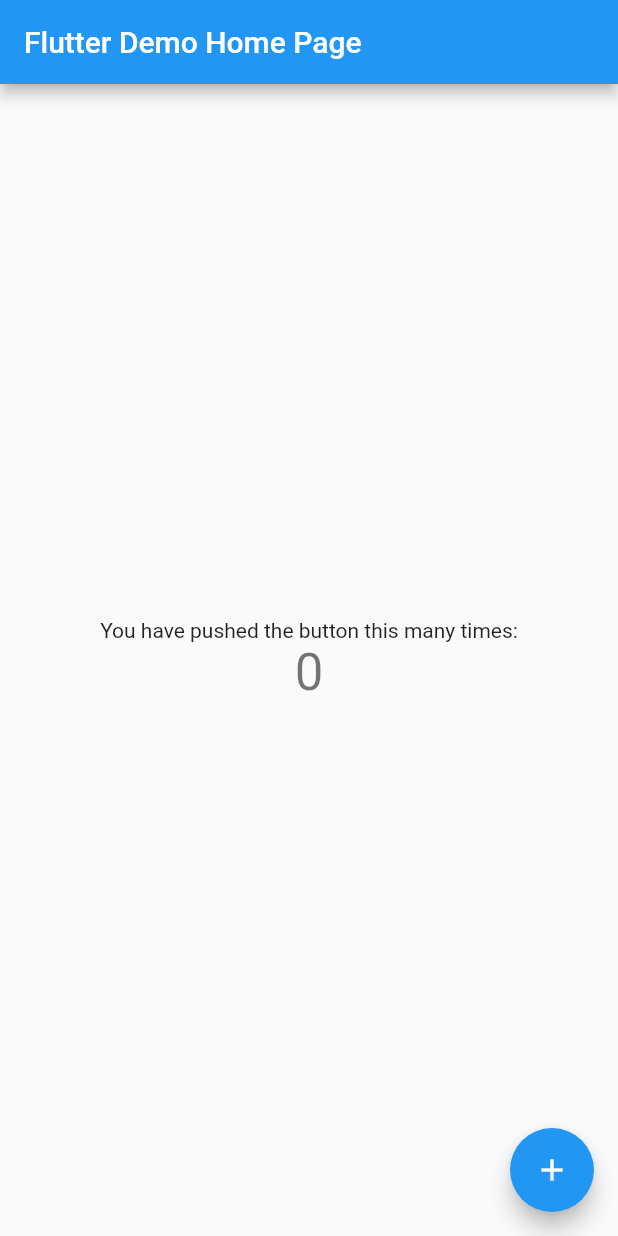
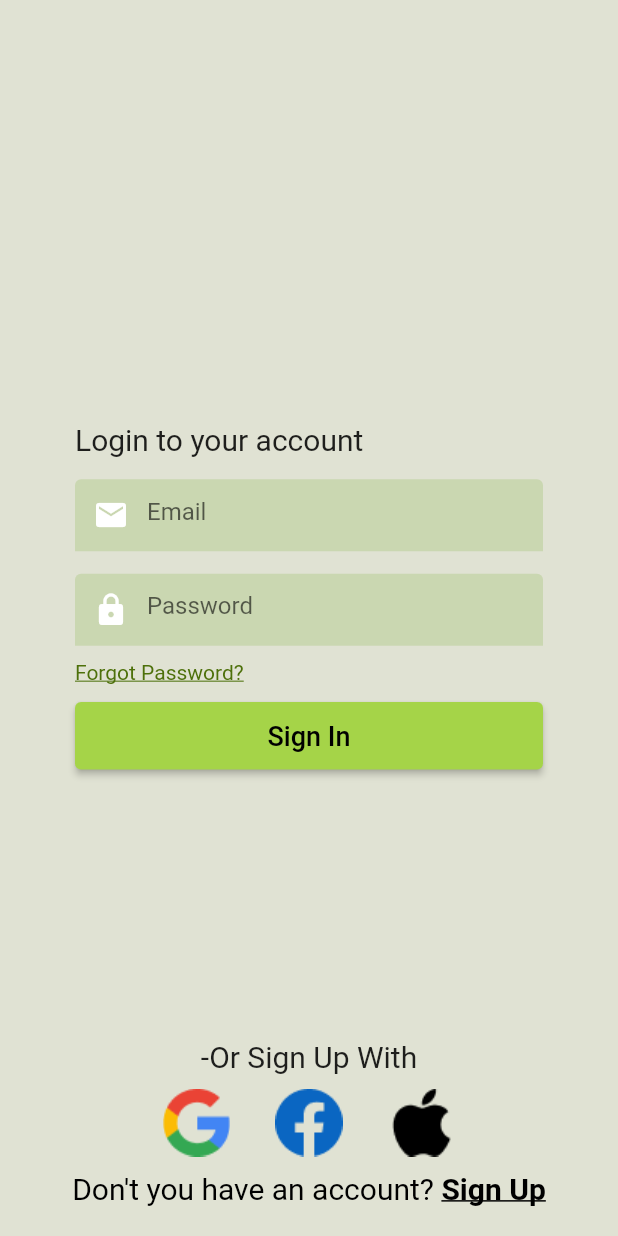
Before and after one commit to kodadasiofficial/Watch_Out, a Flutter app: the screen it shows after launch, on a phone screen of 412 x 824 dp. Run offline on Flutter 3.47's test engine with Material 2 defaults, Android fonts, the phone set to English and light mode, and no system bars.

Commit message:
login and signup pages frontend

```diff
--- /dev/null
+++ b/lib/constants/fonts.dart
@@ -0,0 +1,5 @@
+class Font {
+  static double loginFontSize = 20;
+  static double signUpFontSize = 32;
+  static double createAccountFontSize = 14;
+}
--- /dev/null
+++ b/lib/constants/palette.dart
@@ -0,0 +1,8 @@
+import 'package:flutter/material.dart';
+
+class Palette {
+  static Color primaryColor = const Color(0xffE0E2D3);
+  static Color lightGreen = const Color(0xffCAD7B1);
+  static Color darkGreen = const Color(0xff4D700A);
+  static Color buttonGreen = const Color(0xffA5D448);
+}
--- a/lib/main.dart
+++ b/lib/main.dart
@@ -1,115 +1,35 @@
 import 'package:flutter/material.dart';
+import 'package:flutter/services.dart';
+import 'package:watch_out/ui/pages/authentication/login.dart';
+import 'package:watch_out/ui/pages/authentication/signup.dart';
+import 'constants/palette.dart';
+import 'package:flutter/services.dart';
 
 void main() {
-  runApp(const MyApp());
+  runApp(const WatchOut());
 }
 
-class MyApp extends StatelessWidget {
-  const MyApp({super.key});
+class WatchOut extends StatelessWidget {
+  const WatchOut({super.key});
 
-  // This widget is the root of your application.
   @override
   Widget build(BuildContext context) {
+    SystemChrome.setSystemUIOverlayStyle(
+      const SystemUiOverlayStyle(
+          statusBarColor: Colors.transparent,
+          statusBarIconBrightness: Brightness.dark),
+    );
     return MaterialApp(
-      title: 'Flutter Demo',
+      title: "Watch Out",
+      debugShowCheckedModeBanner: false,
       theme: ThemeData(
-        // This is the theme of your application.
-        //
-        // Try running your application with "flutter run". You'll see the
-        // application has a blue toolbar. Then, without quitting the app, try
-        // changing the primarySwatch below to Colors.green and then invoke
-        // "hot reload" (press "r" in the console where you ran "flutter run",
-        // or simply save your changes to "hot reload" in a Flutter IDE).
-        // Notice that the counter didn't reset back to zero; the application
-        // is not restarted.
-        primarySwatch: Colors.blue,
+        primaryColor: Palette.primaryColor,
       ),
-      home: const MyHomePage(title: 'Flutter Demo Home Page'),
+      initialRoute: "/",
+      routes: {
+        "/": (context) => const LoginPage(),
+        "/signUp": (context) => const SignUpPage(),
+      },
     );
   }
 }
-
-class MyHomePage extends StatefulWidget {
-  const MyHomePage({super.key, required this.title});
-
-  // This widget is the home page of your application. It is stateful, meaning
-  // that it has a State object (defined below) that contains fields that affect
-  // how it looks.
-
-  // This class is the configuration for the state. It holds the values (in this
-  // case the title) provided by the parent (in this case the App widget) and
-  // used by the build method of the State. Fields in a Widget subclass are
-  // always marked "final".
-
-  final String title;
-
-  @override
-  State<MyHomePage> createState() => _MyHomePageState();
-}
-
-class _MyHomePageState extends State<MyHomePage> {
-  int _counter = 0;
-
-  void _incrementCounter() {
-    setState(() {
-      // This call to setState tells the Flutter framework that something has
-      // changed in this State, which causes it to rerun the build method below
-      // so that the display can reflect the updated values. If we changed
-      // _counter without calling setState(), then the build method would not be
-      // called again, and so nothing would appear to happen.
-      _counter++;
-    });
-  }
-
-  @override
-  Widget build(BuildContext context) {
-    // This method is rerun every time setState is called, for instance as done
-    // by the _incrementCounter method above.
-    //
-    // The Flutter framework has been optimized to make rerunning build methods
-    // fast, so that you can just rebuild anything that needs updating rather
-    // than having to individually change instances of widgets.
-    return Scaffold(
-      appBar: AppBar(
-        // Here we take the value from the MyHomePage object that was created by
-        // the App.build method, and use it to set our appbar title.
-        title: Text(widget.title),
-      ),
-      body: Center(
-        // Center is a layout widget. It takes a single child and positions it
-        // in the middle of the parent.
-        child: Column(
-          // Column is also a layout widget. It takes a list of children and
-          // arranges them vertically. By default, it sizes itself to fit its
-          // children horizontally, and tries to be as tall as its parent.
-          //
-          // Invoke "debug painting" (press "p" in the console, choose the
-          // "Toggle Debug Paint" action from the Flutter Inspector in Android
-          // Studio, or the "Toggle Debug Paint" command in Visual Studio Code)
-          // to see the wireframe for each widget.
-          //
-          // Column has various properties to control how it sizes itself and
-          // how it positions its children. Here we use mainAxisAlignment to
-          // center the children vertically; the main axis here is the vertical
-          // axis because Columns are vertical (the cross axis would be
-          // horizontal).
-          mainAxisAlignment: MainAxisAlignment.center,
-          children: <Widget>[
-            const Text(
-              'You have pushed the button this many times:',
-            ),
-            Text(
-              '$_counter',
-              style: Theme.of(context).textTheme.headlineMedium,
-            ),
-          ],
-        ),
-      ),
-      floatingActionButton: FloatingActionButton(
-        onPressed: _incrementCounter,
-        tooltip: 'Increment',
-        child: const Icon(Icons.add),
-      ), // This trailing comma makes auto-formatting nicer for build methods.
-    );
-  }
-}
--- /dev/null
+++ b/lib/ui/pages/authentication/login.dart
@@ -0,0 +1,110 @@
+import 'package:flutter/gestures.dart';
+import 'package:flutter/material.dart';
+import 'package:watch_out/constants/palette.dart';
+import 'package:watch_out/ui/widgets/custom_button.dart';
+import 'package:watch_out/ui/widgets/custom_text_field.dart';
+import 'package:watch_out/constants/fonts.dart';
+import 'package:watch_out/ui/widgets/social_media.dart';
+
+class LoginPage extends StatefulWidget {
+  const LoginPage({super.key});
+
+  @override
+  State<LoginPage> createState() => _LoginPageState();
+}
+
+class _LoginPageState extends State<LoginPage> {
+  double leftPadd = 50;
+
+  @override
+  Widget build(BuildContext context) {
+    return Scaffold(
+      backgroundColor: Palette.primaryColor,
+      body: Padding(
+        padding: EdgeInsets.only(
+          top: MediaQuery.of(context).size.width / 4,
+        ),
+        child: Column(
+          mainAxisAlignment: MainAxisAlignment.center,
+          crossAxisAlignment: CrossAxisAlignment.start,
+          children: [
+            Expanded(
+              child: Column(
+                mainAxisAlignment: MainAxisAlignment.center,
+                crossAxisAlignment: CrossAxisAlignment.start,
+                children: [
+                  loginText(),
+                  loginForm(),
+                  forgotPassword(),
+                  CustomButton(
+                    onPressed: () {},
+                    text: "Sign In",
+                    height: 45,
+                  ),
+                ],
+              ),
+            ),
+            const SocialMediaConnection(),
+          ],
+        ),
+      ),
+    );
+  }
+
+  Widget loginText() {
+    return Padding(
+      padding: EdgeInsets.only(
+        left: leftPadd,
+      ),
+      child: Text(
+        "Login to your account",
+        style: TextStyle(
+          fontSize: Font.loginFontSize,
+        ),
+        textAlign: TextAlign.start,
+      ),
+    );
+  }
+
+  Widget loginForm() {
+    return Form(
+      child: Column(
+        children: const [
+          CustomTextField(
+            hinText: "Email",
+            icon: Icon(
+              Icons.mail,
+              color: Colors.white,
+            ),
+          ),
+          CustomTextField(
+            hinText: "Password",
+            icon: Icon(
+              Icons.lock,
+              color: Colors.white,
+            ),
+          ),
+        ],
+      ),
+    );
+  }
+
+  Widget forgotPassword() {
+    return Padding(
+      padding: EdgeInsets.only(left: leftPadd),
+      child: Container(
+        margin: const EdgeInsets.only(top: 10),
+        child: RichText(
+          text: TextSpan(
+            text: "Forgot Password?",
+            style: TextStyle(
+              color: Palette.darkGreen,
+              decoration: TextDecoration.underline,
+            ),
+            recognizer: TapGestureRecognizer()..onTap = () {},
+          ),
+        ),
+      ),
+    );
+  }
+}
--- /dev/null
+++ b/lib/ui/pages/authentication/signup.dart
@@ -0,0 +1,110 @@
+import 'package:flutter/gestures.dart';
+import 'package:flutter/material.dart';
+import 'package:watch_out/constants/fonts.dart';
+import 'package:watch_out/constants/palette.dart';
+import 'package:watch_out/ui/widgets/custom_button.dart';
+import 'package:watch_out/ui/widgets/custom_text_field.dart';
+import 'package:watch_out/ui/widgets/social_media.dart';
+
+class SignUpPage extends StatefulWidget {
+  const SignUpPage({super.key});
+
+  @override
+  State<SignUpPage> createState() => _SignUpPageState();
+}
+
+class _SignUpPageState extends State<SignUpPage> {
+  double leftPadd = 50;
+
+  @override
+  Widget build(BuildContext context) {
+    return Scaffold(
+      backgroundColor: Palette.primaryColor,
+      body: Padding(
+        padding: EdgeInsets.only(
+          top: MediaQuery.of(context).size.width / 4,
+        ),
+        child: Column(
+          mainAxisAlignment: MainAxisAlignment.center,
+          children: [
+            Expanded(
+              child: Column(
+                mainAxisAlignment: MainAxisAlignment.center,
+                children: [
+                  signUpText(),
+                  signUpForm(),
+                  CustomButton(
+                    onPressed: () {},
+                    text: "Create Account",
+                    height: 50,
+                    padding: const EdgeInsets.only(
+                      top: 25,
+                      left: 50,
+                      right: 50,
+                    ),
+                  ),
+                ],
+              ),
+            ),
+            const SocialMediaConnection(
+              isRegister: true,
+            ),
+          ],
+        ),
+      ),
+    );
+  }
+
+  Widget signUpText() {
+    return Column(
+      children: [
+        Text(
+          "Sign Up Now",
+          style: TextStyle(
+            fontSize: Font.signUpFontSize,
+          ),
+          textAlign: TextAlign.start,
+        ),
+        const SizedBox(height: 5),
+        Text(
+          "Create your account",
+          style: TextStyle(
+            fontSize: Font.createAccountFontSize,
+            color: Colors.grey,
+          ),
+        ),
+        const SizedBox(height: 5),
+      ],
+    );
+  }
+
+  Widget signUpForm() {
+    return Form(
+      child: Column(
+        children: const [
+          CustomTextField(
+            hinText: "Name",
+            icon: Icon(
+              Icons.person,
+              color: Colors.white,
+            ),
+          ),
+          CustomTextField(
+            hinText: "Email",
+            icon: Icon(
+              Icons.mail,
+              color: Colors.white,
+            ),
+          ),
+          CustomTextField(
+            hinText: "Password",
+            icon: Icon(
+              Icons.lock,
+              color: Colors.white,
+            ),
+          ),
+        ],
+      ),
+    );
+  }
+}
--- /dev/null
+++ b/lib/ui/widgets/custom_button.dart
@@ -0,0 +1,46 @@
+import 'package:flutter/material.dart';
+import 'package:watch_out/constants/palette.dart';
+
+class CustomButton extends StatelessWidget {
+  EdgeInsetsGeometry padding;
+  String? text;
+  double width;
+  double height;
+  TextStyle textStyle;
+  void Function() onPressed;
+  CustomButton({
+    super.key,
+    required this.onPressed,
+    this.padding = const EdgeInsets.only(
+      top: 10,
+      left: 50,
+      right: 50,
+    ),
+    this.text,
+    this.width = double.maxFinite,
+    this.height = double.maxFinite,
+    this.textStyle = const TextStyle(
+      color: Colors.black,
+      fontSize: 18,
+    ),
+  });
+
+  @override
+  Widget build(BuildContext context) {
+    return Container(
+      padding: padding,
+      alignment: Alignment.center,
+      child: ElevatedButton(
+        style: ElevatedButton.styleFrom(
+          backgroundColor: Palette.buttonGreen,
+          fixedSize: Size(width, height),
+        ),
+        onPressed: onPressed,
+        child: Text(
+          text ?? "",
+          style: textStyle,
+        ),
+      ),
+    );
+  }
+}
--- /dev/null
+++ b/lib/ui/widgets/custom_text_field.dart
@@ -0,0 +1,38 @@
+import 'package:flutter/material.dart';
+import 'package:watch_out/constants/palette.dart';
+
+class CustomTextField extends StatelessWidget {
+  final double horPadd;
+  final double vertPadd;
+  final String? hinText;
+  final Icon? icon;
+
+  const CustomTextField({
+    super.key,
+    this.horPadd = 50,
+    this.vertPadd = 15,
+    this.hinText,
+    this.icon,
+  });
+
+  @override
+  Widget build(BuildContext context) {
+    return Padding(
+      padding: EdgeInsets.only(
+        left: horPadd,
+        right: horPadd,
+        top: vertPadd,
+      ),
+      child: TextFormField(
+        decoration: InputDecoration(
+            prefixIcon: icon,
+            filled: true,
+            fillColor: Palette.lightGreen,
+            hintText: hinText,
+            border: const UnderlineInputBorder(
+              borderSide: BorderSide.none,
+            )),
+      ),
+    );
+  }
+}
--- /dev/null
+++ b/lib/ui/widgets/social_media.dart
@@ -0,0 +1,71 @@
+import 'package:flutter/gestures.dart';
+import 'package:flutter/material.dart';
+import 'package:watch_out/constants/fonts.dart';
+
+class SocialMediaConnection extends StatelessWidget {
+  final bool isRegister;
+
+  const SocialMediaConnection({
+    Key? key,
+    this.isRegister = false,
+  }) : super(key: key);
+
+  @override
+  Widget build(BuildContext context) {
+    return Container(
+      margin: const EdgeInsets.only(bottom: 20),
+      child: Column(
+        mainAxisAlignment: MainAxisAlignment.end,
+        children: [
+          Text(
+            isRegister ? "-Or Connect With" : "-Or Sign Up With",
+            style: TextStyle(
+              fontSize: Font.loginFontSize,
+            ),
+            textAlign: TextAlign.center,
+          ),
+          const SizedBox(height: 10),
+          Row(
+            mainAxisAlignment: MainAxisAlignment.center,
+            children: [
+              Image.asset("assets/images/google.png"),
+              const SizedBox(width: 30),
+              Image.asset("assets/images/facebook.png"),
+              const SizedBox(width: 30),
+              Image.asset("assets/images/apple.png"),
+            ],
+          ),
+          const SizedBox(height: 10),
+          RichText(
+            text: TextSpan(
+              children: [
+                TextSpan(
+                  text: isRegister
+                      ? "Already have an account? "
+                      : "Don't you have an account? ",
+                  style: TextStyle(
+                    color: Colors.black,
+                    fontSize: Font.loginFontSize,
+                  ),
+                ),
+                TextSpan(
+                  text: isRegister ? "Sign In" : "Sign Up",
+                  style: TextStyle(
+                    color: Colors.black,
+                    fontSize: Font.loginFontSize,
+                    fontWeight: FontWeight.bold,
+                    decoration: TextDecoration.underline,
+                  ),
+                  recognizer: TapGestureRecognizer()
+                    ..onTap = () => isRegister
+                        ? Navigator.pushNamed(context, "/")
+                        : Navigator.pushNamed(context, "/signUp"),
+                ),
+              ],
+            ),
+          ),
+        ],
+      ),
+    );
+  }
+}
--- a/pubspec.yaml
+++ b/pubspec.yaml
@@ -59,8 +59,8 @@
   uses-material-design: true
 
   # To add assets to your application, add an assets section, like this:
-  # assets:
-  #   - images/a_dot_burr.jpeg
+  assets:
+  - assets/images/
   #   - images/a_dot_ham.jpeg
 
   # An image asset can refer to one or more resolution-specific "variants", see
```
Also changed, not shown: assets/images/apple.png (added), assets/images/facebook.png (added), assets/images/google.png (added), 1 other file.
